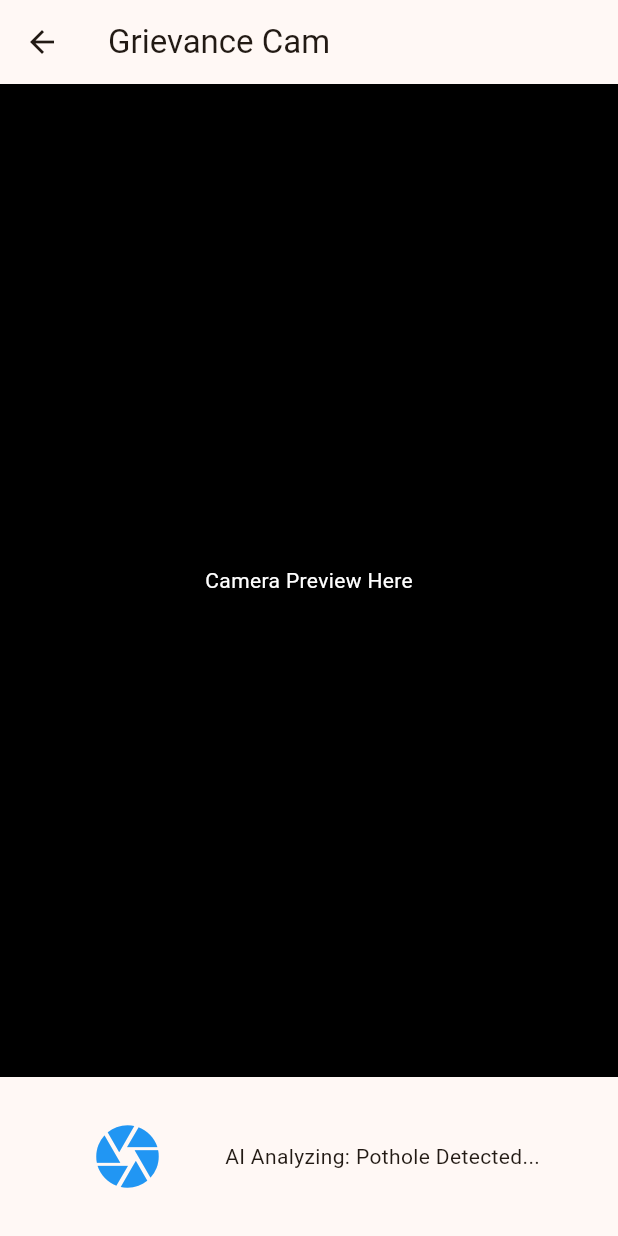
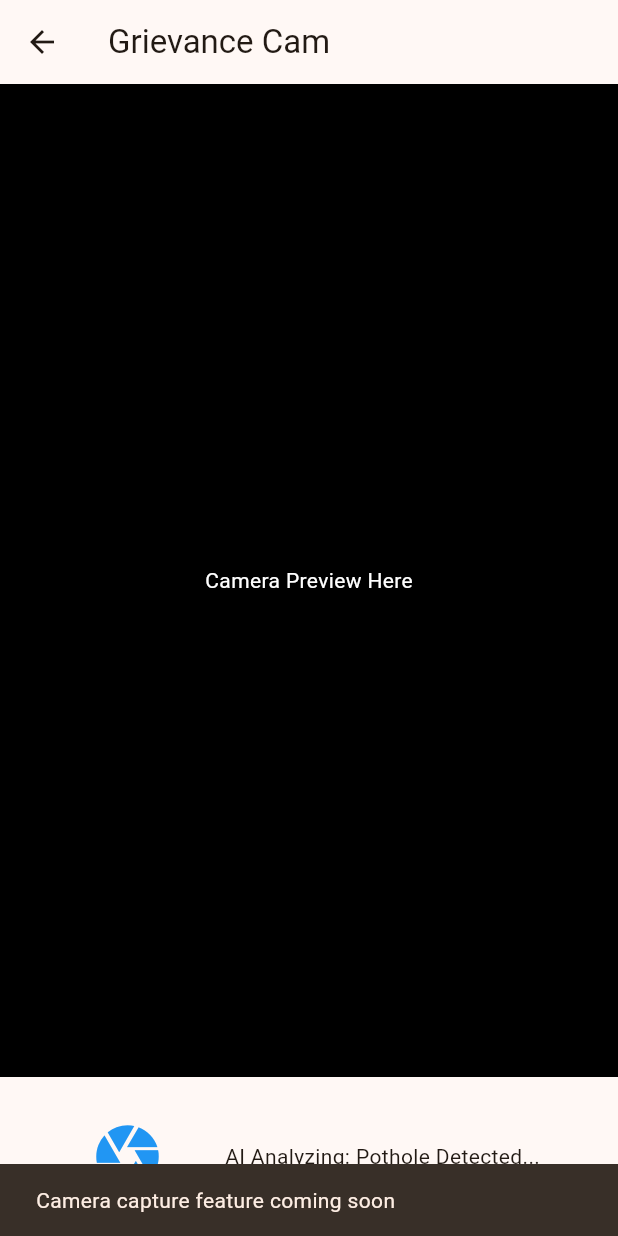
Before and after one commit to shadowcleets-new/CivicOS, a Flutter app: the GrievanceScreen screen opened directly, after a tap on the "camera" icon, on a phone screen of 412 x 824 dp. Run offline on Flutter 3.47's test engine with Material 3 defaults, Android fonts, the phone set to English and light mode, and no system bars.

Commit message:
Add SnackBar feedback for unimplemented camera capture

```diff
--- a/frontend/lib/screens/grievance_screen.dart
+++ b/frontend/lib/screens/grievance_screen.dart
@@ -24,7 +24,11 @@ class GrievanceScreen extends StatelessWidget {
               mainAxisAlignment: MainAxisAlignment.spaceEvenly,
               children: [
                 IconButton(
-                  onPressed: () {},
+                  onPressed: () {
+                    ScaffoldMessenger.of(context).showSnackBar(
+                      const SnackBar(content: Text('Camera capture feature coming soon')),
+                    );
+                  },
                   tooltip: 'Capture grievance photo',
                   icon: const Icon(Icons.camera, size: 50, color: Colors.blue)
                 ),
```
Also changed, not shown: 1 other file.
